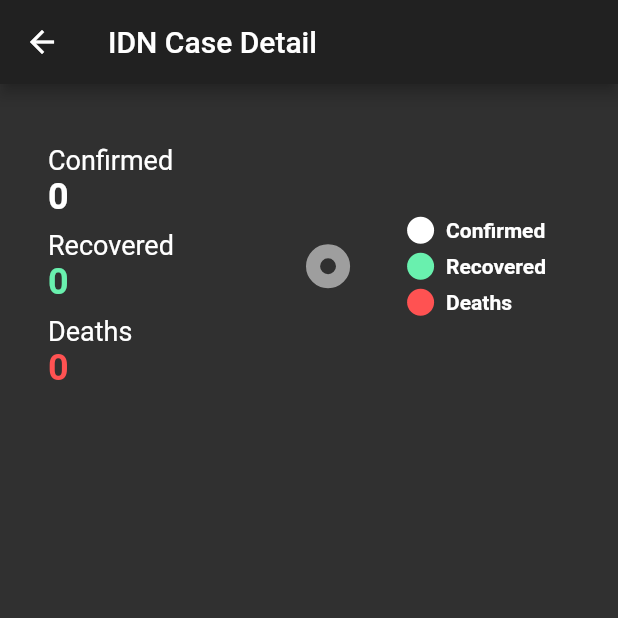
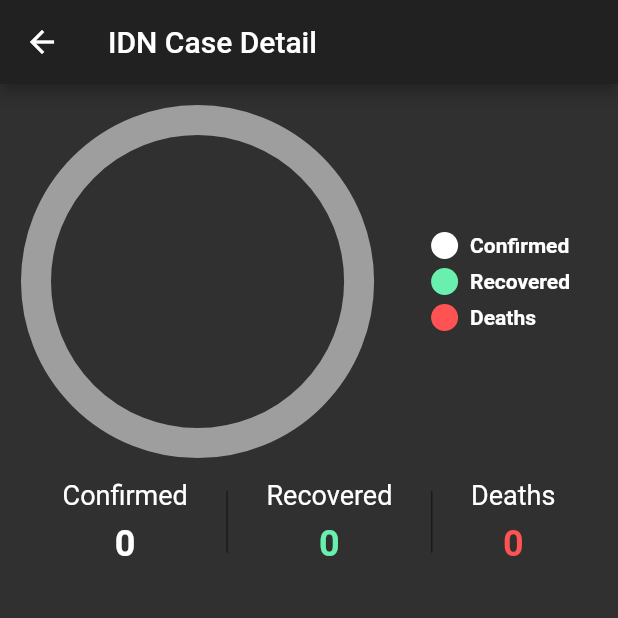
Before and after one commit to bayysp/Covid19Monitoring-With-GetX, a Flutter app: the screen it shows after launch, after a tap on "See Detail", on a phone screen of 412 x 824 dp, the top half of it. Run offline on Flutter 3.47's test engine with Material 2 defaults, Android fonts, the phone set to English and light mode, and no system bars; drawn by our look-alikes of pie_chart; our stand-ins replace get; network calls fail.

Commit message:
reformating code

```diff
--- a/lib/src/view/home/home_detail_country_widget.dart
+++ b/lib/src/view/commons/common_general_case_widget.dart
@@ -2,55 +2,13 @@ import 'package:flutter/material.dart';
 import 'package:get/get.dart';
 import 'package:getxexample/src/controller/global_controller.dart';
 
-class HomeDetailCountryWidget extends StatelessWidget {
+class CommonGeneralCaseWidget extends StatelessWidget {
   final GlobalController _globalController = Get.find();
 
   @override
   Widget build(BuildContext context) {
     return Container(
-      child: Column(
-        mainAxisAlignment: MainAxisAlignment.spaceEvenly,
-        children: <Widget>[
-          _buildCountriesDropdown(),
-          _detailSelectedCountry(),
-          _buildButtonDetail(),
-        ],
-      ),
-    );
-  }
-
-  Widget _buildCountriesDropdown() {
-    return Container(
-      width: Get.width * 0.8,
-      child: Obx(
-        () => DropdownButton(
-          hint: Text("Choose Country"),
-          value: _globalController.selectedCountries.value,
-          elevation: 16,
-          isExpanded: true,
-          dropdownColor: Colors.black.withOpacity(0.6),
-          autofocus: true,
-          underline: Container(
-            height: 2,
-            color: Colors.black38,
-          ),
-          items: _globalController.countries.value
-              .map(
-                (val) => DropdownMenuItem(
-                  value: val.iso3.toString(),
-                  child: Text(
-                    val.name.toString(),
-                    style: TextStyle(color: Colors.white),
-                  ),
-                ),
-              )
-              .toList(),
-          onChanged: (value) {
-            _globalController.selectedCountries.value = value;
-            print("New Value : ${_globalController.selectedCountries.value}");
-          },
-        ),
-      ),
+      child: _detailSelectedCountry(),
     );
   }
 
@@ -142,29 +100,4 @@ class HomeDetailCountryWidget extends StatelessWidget {
       height: Get.height * 0.05,
     );
   }
-
-  Widget _buildButtonDetail() {
-    return Container(
-      decoration: BoxDecoration(
-        boxShadow: [
-          BoxShadow(
-            color: Colors.blue.withOpacity(0.2),
-            blurRadius: 6.0,
-            spreadRadius: 0.8,
-          ),
-        ],
-      ),
-      child: RaisedButton(
-        child: Text("See Detail"),
-        shape: RoundedRectangleBorder(
-          side: BorderSide(color: Colors.lightBlue),
-          borderRadius: BorderRadius.circular(8),
-        ),
-        color: Colors.lightBlueAccent.withOpacity(0.5),
-        onPressed: () {
-          Get.toNamed('/detail');
-        },
-      ),
-    );
-  }
 }
--- a/lib/src/view/detail/detail_country_screen.dart
+++ b/lib/src/view/detail/detail_country_screen.dart
@@ -1,6 +1,7 @@
 import 'package:flutter/material.dart';
 import 'package:get/get.dart';
 import 'package:getxexample/src/controller/global_controller.dart';
+import 'package:getxexample/src/view/commons/common_general_case_widget.dart';
 import 'package:pie_chart/pie_chart.dart';
 
 class DetailCountryScreen extends StatelessWidget {
@@ -16,38 +17,11 @@ class DetailCountryScreen extends StatelessWidget {
         padding: EdgeInsets.all(16),
         child: Column(
           children: <Widget>[
-            _buildGeneralCase(),
+            _buildChart(),
+            Padding(padding: EdgeInsets.only(top: 16)),
+            CommonGeneralCaseWidget(),
           ],
         ),
-      ),
-    );
-  }
-
-  Widget _buildGeneralCase() {
-    return Container(
-      padding: EdgeInsets.all(16),
-      child: Row(
-        children: <Widget>[
-          Expanded(child: _buildStatisticData()),
-          Expanded(child: _buildChart()),
-        ],
-      ),
-    );
-  }
-
-  Widget _buildStatisticData() {
-    return Container(
-      child: Column(
-        crossAxisAlignment: CrossAxisAlignment.start,
-        children: <Widget>[
-          Padding(padding: EdgeInsets.only(top: 8)),
-          _itemConfirmed(),
-          Padding(padding: EdgeInsets.only(top: 8)),
-          _itemRecovered(),
-          Padding(padding: EdgeInsets.only(top: 8)),
-          _itemDeaths(),
-          Padding(padding: EdgeInsets.only(top: 8)),
-        ],
       ),
     );
   }
@@ -57,78 +31,12 @@ class DetailCountryScreen extends StatelessWidget {
       child: Obx(
         () => PieChart(
           chartType: ChartType.ring,
-          showLegends: false,
+          showLegends: true,
           dataMap: showChartData(),
           colorList: [Colors.white, Colors.greenAccent, Colors.redAccent],
           chartValueStyle: TextStyle(color: Colors.white),
         ),
       ),
-    );
-  }
-
-  Widget _itemConfirmed() {
-    return Column(
-      crossAxisAlignment: CrossAxisAlignment.start,
-      children: <Widget>[
-        Text(
-          "Confirmed",
-          style: TextStyle(fontSize: 18),
-        ),
-        Obx(
-          () => Text(
-            _globalController.countryDetailConfirmed.value.toString(),
-            style: TextStyle(
-              color: Colors.white,
-              fontSize: 24,
-              fontWeight: FontWeight.bold,
-            ),
-          ),
-        )
-      ],
-    );
-  }
-
-  Widget _itemRecovered() {
-    return Column(
-      crossAxisAlignment: CrossAxisAlignment.start,
-      children: <Widget>[
-        Text(
-          "Recovered",
-          style: TextStyle(fontSize: 18),
-        ),
-        Obx(
-          () => Text(
-            _globalController.countryDetailRecovered.value.toString(),
-            style: TextStyle(
-              color: Colors.greenAccent,
-              fontSize: 24,
-              fontWeight: FontWeight.bold,
-            ),
-          ),
-        )
-      ],
-    );
-  }
-
-  Widget _itemDeaths() {
-    return Column(
-      crossAxisAlignment: CrossAxisAlignment.start,
-      children: <Widget>[
-        Text(
-          "Deaths",
-          style: TextStyle(fontSize: 18),
-        ),
-        Obx(
-          () => Text(
-            _globalController.countryDetailDeaths.value.toString(),
-            style: TextStyle(
-              color: Colors.redAccent,
-              fontSize: 24,
-              fontWeight: FontWeight.bold,
-            ),
-          ),
-        )
-      ],
     );
   }
 
--- a/lib/src/view/home/home_page.dart
+++ b/lib/src/view/home/home_page.dart
@@ -2,7 +2,7 @@ import 'package:flutter/material.dart';
 import 'package:get/get.dart';
 import 'package:getxexample/src/controller/global_controller.dart';
 import 'package:getxexample/src/view/home/global_case_widget.dart';
-import 'package:getxexample/src/view/home/home_detail_country_widget.dart';
+import 'package:getxexample/src/view/home/selected_country_widget.dart';
 
 class HomeScreen extends StatelessWidget {
   final GlobalController _globalController = Get.put(GlobalController());
@@ -18,8 +18,8 @@ class HomeScreen extends StatelessWidget {
         child: Column(
           children: <Widget>[
             _buildLastUpdateItem(),
-            _buildGlobalDataInfo(),
-            _buildCountryWidget(),
+            GlobalCaseWidget(),
+            _buildSelectedCountryCaseWidget(),
           ],
         ),
       ),
@@ -34,11 +34,7 @@ class HomeScreen extends StatelessWidget {
     );
   }
 
-  Widget _buildGlobalDataInfo() {
-    return GlobalCaseWidget();
-  }
-
-  Widget _buildCountryWidget() {
+  Widget _buildSelectedCountryCaseWidget() {
     return Container(
       margin: EdgeInsets.only(
         left: 16,
@@ -57,7 +53,7 @@ class HomeScreen extends StatelessWidget {
       ),
       height: Get.height * 0.3,
       width: Get.width * 1,
-      child: HomeDetailCountryWidget(),
+      child: SelectedCountryWidget(),
     );
   }
 }
--- /dev/null
+++ b/lib/src/view/home/selected_country_widget.dart
@@ -0,0 +1,82 @@
+import 'package:flutter/material.dart';
+import 'package:get/get.dart';
+import 'package:getxexample/src/controller/global_controller.dart';
+import 'package:getxexample/src/view/commons/common_general_case_widget.dart';
+
+class SelectedCountryWidget extends StatelessWidget {
+  final GlobalController _globalController = Get.find();
+
+  @override
+  Widget build(BuildContext context) {
+    return Container(
+      child: Column(
+        mainAxisAlignment: MainAxisAlignment.spaceEvenly,
+        children: <Widget>[
+          _buildCountriesDropdown(),
+          CommonGeneralCaseWidget(),
+          _buildButtonDetail(),
+        ],
+      ),
+    );
+  }
+
+  Widget _buildCountriesDropdown() {
+    return Container(
+      width: Get.width * 0.8,
+      child: Obx(
+        () => DropdownButton(
+          hint: Text("Choose Country"),
+          value: _globalController.selectedCountries.value,
+          elevation: 16,
+          isExpanded: true,
+          dropdownColor: Colors.black.withOpacity(0.6),
+          autofocus: true,
+          underline: Container(
+            height: 2,
+            color: Colors.black38,
+          ),
+          items: _globalController.countries.value
+              .map(
+                (val) => DropdownMenuItem(
+                  value: val.iso3.toString(),
+                  child: Text(
+                    val.name.toString(),
+                    style: TextStyle(color: Colors.white),
+                  ),
+                ),
+              )
+              .toList(),
+          onChanged: (value) {
+            _globalController.selectedCountries.value = value;
+            print("New Value : ${_globalController.selectedCountries.value}");
+          },
+        ),
+      ),
+    );
+  }
+
+  Widget _buildButtonDetail() {
+    return Container(
+      decoration: BoxDecoration(
+        boxShadow: [
+          BoxShadow(
+            color: Colors.blue.withOpacity(0.2),
+            blurRadius: 6.0,
+            spreadRadius: 0.8,
+          ),
+        ],
+      ),
+      child: RaisedButton(
+        child: Text("See Detail"),
+        shape: RoundedRectangleBorder(
+          side: BorderSide(color: Colors.lightBlue),
+          borderRadius: BorderRadius.circular(8),
+        ),
+        color: Colors.lightBlueAccent.withOpacity(0.5),
+        onPressed: () {
+          Get.toNamed('/detail');
+        },
+      ),
+    );
+  }
+}
```
